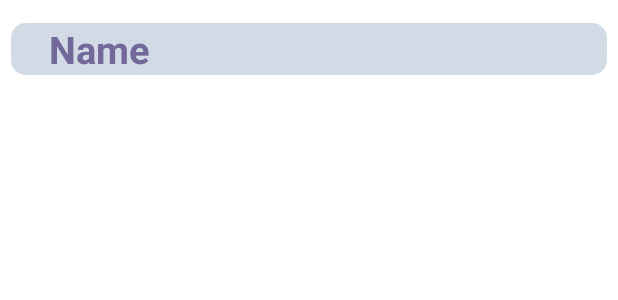
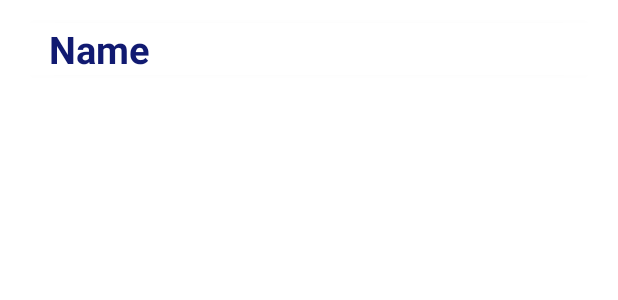
Before and after one commit to Ferasj/JeMappelle, an Android app: the layout item_name.xml on its own in the app's theme, with its tools: preview values and no code run, on a phone screen of 412 x 824 dp. Shown: the top 300 px of the screen. Run offline under Robolectric (Android 15) with nearby library versions, the phone set to English and light mode, and no system bars.

Commit message:
Change the colors of the names font in the main page and the background

```diff
--- a/app/src/main/res/layout/item_name.xml
+++ b/app/src/main/res/layout/item_name.xml
@@ -6,13 +6,13 @@
     android:layout_height="wrap_content"
     android:layout_marginHorizontal="7dp"
     android:layout_marginTop="15dp"
-    android:background="@color/blue_item"
+    android:background="@color/white"
     app:cardCornerRadius="10dp">
 
     <LinearLayout
         android:layout_width="match_parent"
         android:layout_height="match_parent"
-        android:background="@color/blue_item"
+        android:background="@color/white"
         android:orientation="vertical">
 
         <TextView
@@ -20,7 +20,7 @@
             android:layout_width="wrap_content"
             android:layout_height="wrap_content"
             android:layout_marginStart="25dp"
-            android:textColor="@color/purple_text"
+            android:textColor="@color/blue_dark_500"
             android:textSize="25sp"
             android:textStyle="bold"
             tools:text="Name" />
```
